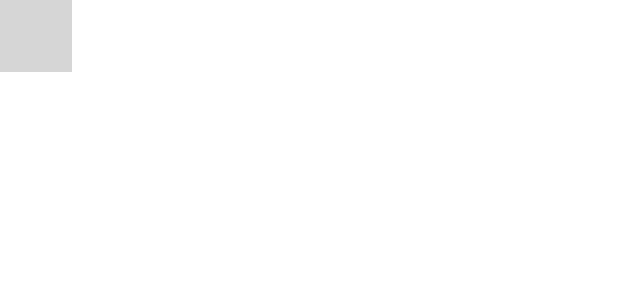
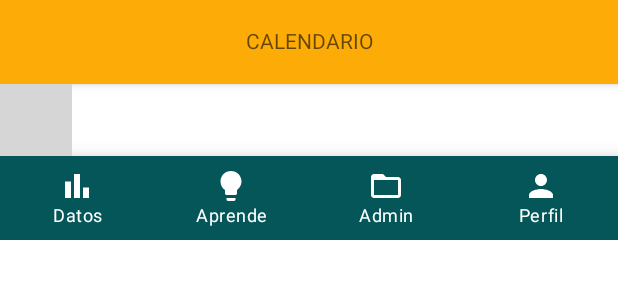
Before and after one commit to MCristina12/ALLPA_IDIC, an Android app built with Jetpack Compose: the @Preview function CalendarScreenPreview, on a phone screen of 412 x 824 dp. Shown: the top 300 px of the screen. Run offline under Robolectric (Android 15) with nearby library versions, the phone set to English and light mode, and no system bars; libraries missing offline, so code that uses them is left out: io.github.boguszpawlowski.composecalendar; 3 statements that could not run were skipped; grey boxes are pictures that could not be loaded.

Commit message:
add buttom bar

```diff
--- a/app/src/main/java/com/example/idicpatente/calendar/CalendarScreen.kt
+++ b/app/src/main/java/com/example/idicpatente/calendar/CalendarScreen.kt
@@ -1,9 +1,13 @@
 package com.example.idicpatente.calendar
 
+import androidx.compose.foundation.layout.Column
 import androidx.compose.runtime.Composable
 import androidx.compose.ui.Modifier
 import androidx.compose.ui.tooling.preview.Preview
 import androidx.navigation.NavController
+import androidx.navigation.compose.rememberNavController
+import com.example.idicpatente.main.BottomNavigationBar
+import com.example.idicpatente.main.TopBar
 import io.github.boguszpawlowski.composecalendar.SelectableCalendar
 import io.github.boguszpawlowski.composecalendar.SelectableWeekCalendar
 import io.github.boguszpawlowski.composecalendar.rememberSelectableCalendarState
@@ -13,8 +17,10 @@ import java.time.YearMonth
 
 @Composable
 fun CalendarScreen(
-    // navController: NavController
+    navController: NavController
 ){
+    Column {
+        TopBar(texto = "Calendario")
         SelectableCalendar(
             calendarState = rememberSelectableCalendarState(
                 initialMonth = YearMonth.now(),
@@ -22,10 +28,12 @@ fun CalendarScreen(
                 initialSelectionMode = SelectionMode.Period,
             )
         )
+        BottomNavigationBar(navController = navController)
+    }
 }
 
 @Preview
 @Composable
 fun CalendarScreenPreview(){
-    CalendarScreen()
+    CalendarScreen(rememberNavController())
 }
--- a/app/src/main/java/com/example/idicpatente/main/BottomNavigationBar.kt
+++ b/app/src/main/java/com/example/idicpatente/main/BottomNavigationBar.kt
@@ -7,6 +7,8 @@ import androidx.compose.material.BottomNavigationItem
 import androidx.compose.material.Icon
 import androidx.compose.material.Text
 import androidx.compose.runtime.getValue
+import androidx.compose.ui.Alignment
+import androidx.compose.ui.Modifier
 import androidx.compose.ui.graphics.Color
 import androidx.compose.ui.res.painterResource
 import androidx.navigation.compose.currentBackStackEntryAsState
@@ -38,8 +40,8 @@ fun BottomNavigationBar(
                 icon = { Icon(painter = painterResource(id = item.icon),
                               contentDescription = "",
                             tint = Color.White
-                    ) })
-
+                    ) },
+                modifier = Modifier.align(Alignment.Bottom))
         }
     }
 }
--- a/app/src/main/java/com/example/idicpatente/main/MainNavigationGraph.kt
+++ b/app/src/main/java/com/example/idicpatente/main/MainNavigationGraph.kt
@@ -5,6 +5,7 @@ import androidx.navigation.NavHostController
 import androidx.navigation.compose.NavHost
 import androidx.navigation.compose.composable
 import com.example.idicpatente.admin.AdminScreen
+import com.example.idicpatente.calendar.CalendarScreen
 import com.example.idicpatente.learning.LearningScreen
 import com.example.idicpatente.perfil.PerfilScreen
 import com.example.idicpatente.tracking.TrackingScreen
@@ -36,5 +37,8 @@ fun MainNavigationGraph(
         composable("fenomeno"){
             FenomenoScreen(navController = navHostController)
         }
+        composable("calendario"){
+            CalendarScreen(navController = navHostController)
+        }
     }
 }
```
Lines whose indentation alone changed are shown as unchanged.
